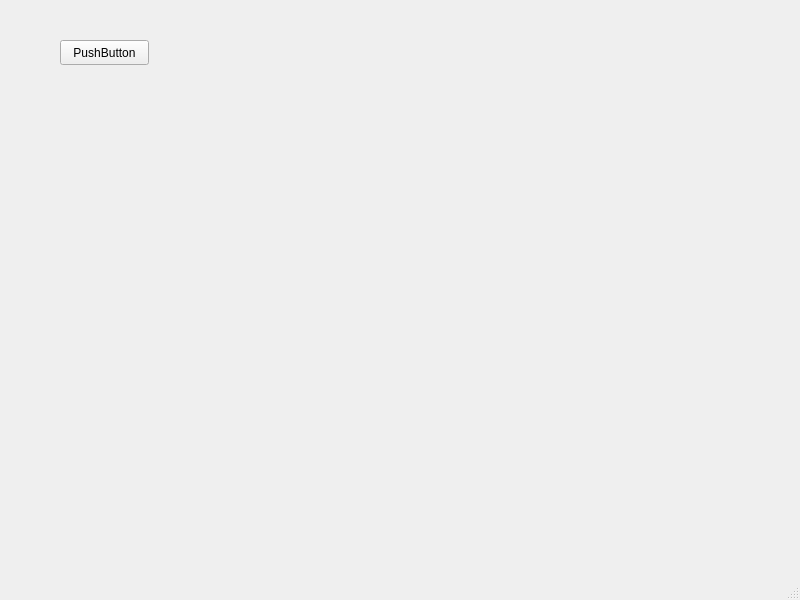
Before: the Qt Designer form parser.ui in MaksS7/jsonParser, drawn with Qt 5.
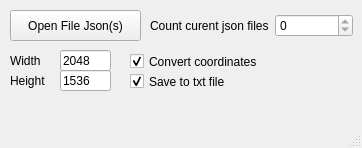
After: the same form once the commit is applied.

Commit message: v00.0000.10 add save to file with name from json

Diff of the .ui file:
```diff
--- a/parser.ui
+++ b/parser.ui
@@ -6,8 +6,8 @@
    <rect>
     <x>0</x>
     <y>0</y>
-    <width>800</width>
-    <height>600</height>
+    <width>362</width>
+    <height>148</height>
    </rect>
   </property>
   <property name="windowTitle">
@@ -17,14 +17,142 @@
    <widget class="QPushButton" name="pushButton">
     <property name="geometry">
      <rect>
+      <x>10</x>
+      <y>10</y>
+      <width>131</width>
+      <height>31</height>
+     </rect>
+    </property>
+    <property name="text">
+     <string>Open File Json(s)</string>
+    </property>
+   </widget>
+   <widget class="QWidget" name="horizontalLayoutWidget">
+    <property name="geometry">
+     <rect>
+      <x>150</x>
+      <y>10</y>
+      <width>203</width>
+      <height>31</height>
+     </rect>
+    </property>
+    <layout class="QHBoxLayout" name="horizontalLayout">
+     <item>
+      <widget class="QLabel" name="label">
+       <property name="text">
+        <string>Count curent json files</string>
+       </property>
+      </widget>
+     </item>
+     <item>
+      <widget class="QSpinBox" name="spinBoxCountJsonFiles">
+       <property name="wrapping">
+        <bool>true</bool>
+       </property>
+       <property name="readOnly">
+        <bool>true</bool>
+       </property>
+      </widget>
+     </item>
+    </layout>
+   </widget>
+   <widget class="QLineEdit" name="lineEditWidth">
+    <property name="geometry">
+     <rect>
       <x>60</x>
-      <y>40</y>
-      <width>89</width>
-      <height>25</height>
+      <y>50</y>
+      <width>51</width>
+      <height>21</height>
      </rect>
     </property>
+    <property name="inputMask">
+     <string>2048</string>
+    </property>
     <property name="text">
-     <string>PushButton</string>
+     <string>2048</string>
+    </property>
+    <property name="maxLength">
+     <number>4</number>
+    </property>
+   </widget>
+   <widget class="QLineEdit" name="lineEditHeight">
+    <property name="geometry">
+     <rect>
+      <x>60</x>
+      <y>70</y>
+      <width>51</width>
+      <height>21</height>
+     </rect>
+    </property>
+    <property name="inputMask">
+     <string>1536</string>
+    </property>
+    <property name="text">
+     <string>1536</string>
+    </property>
+    <property name="maxLength">
+     <number>4</number>
+    </property>
+    <property name="readOnly">
+     <bool>false</bool>
+    </property>
+   </widget>
+   <widget class="QLabel" name="label_2">
+    <property name="geometry">
+     <rect>
+      <x>10</x>
+      <y>50</y>
+      <width>41</width>
+      <height>21</height>
+     </rect>
+    </property>
+    <property name="text">
+     <string>Width</string>
+    </property>
+   </widget>
+   <widget class="QLabel" name="label_3">
+    <property name="geometry">
+     <rect>
+      <x>10</x>
+      <y>70</y>
+      <width>51</width>
+      <height>21</height>
+     </rect>
+    </property>
+    <property name="text">
+     <string>Height</string>
+    </property>
+   </widget>
+   <widget class="QCheckBox" name="checkBoxConvertCoordinates">
+    <property name="geometry">
+     <rect>
+      <x>130</x>
+      <y>50</y>
+      <width>161</width>
+      <height>23</height>
+     </rect>
+    </property>
+    <property name="text">
+     <string>Convert coordinates</string>
+    </property>
+    <property name="checked">
+     <bool>true</bool>
+    </property>
+   </widget>
+   <widget class="QCheckBox" name="checkBoxSaveToTxt">
+    <property name="geometry">
+     <rect>
+      <x>130</x>
+      <y>70</y>
+      <width>121</width>
+      <height>23</height>
+     </rect>
+    </property>
+    <property name="text">
+     <string>Save to txt file</string>
+    </property>
+    <property name="checked">
+     <bool>true</bool>
     </property>
    </widget>
   </widget>
```
Left out of the diff: 4 changed lines with no effect on the pictures. The commit also changes 2 other files.
